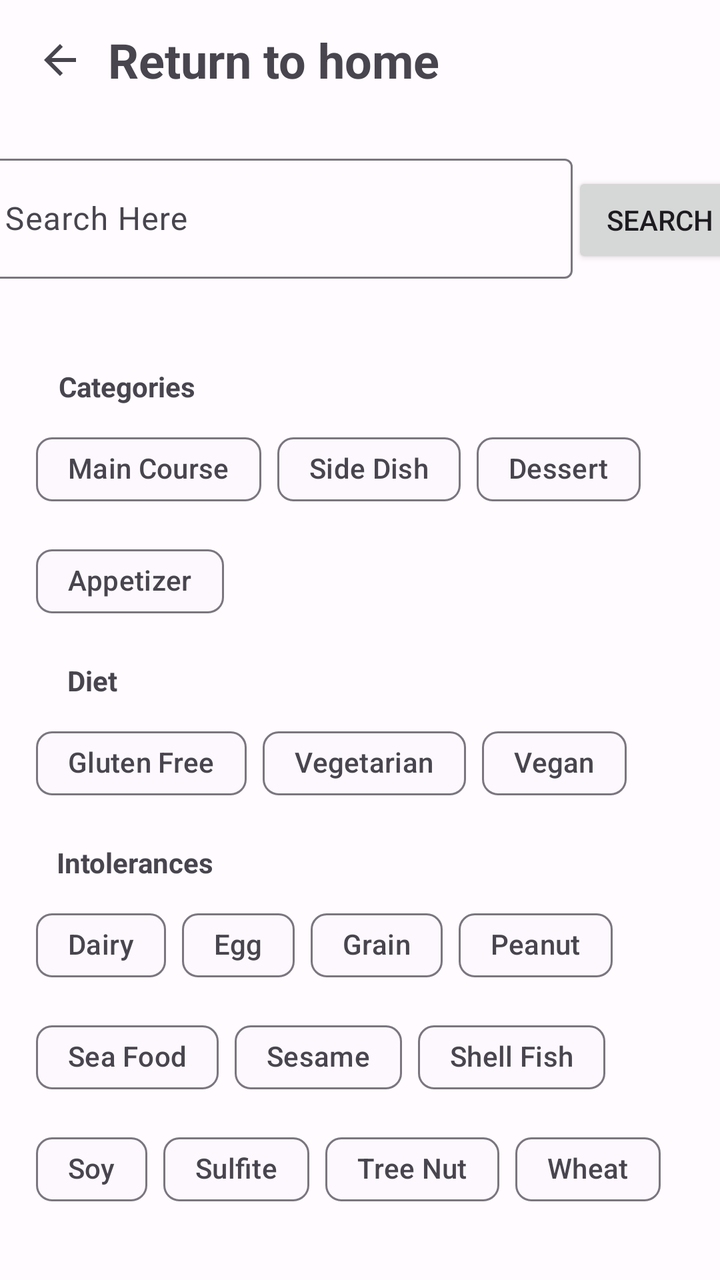
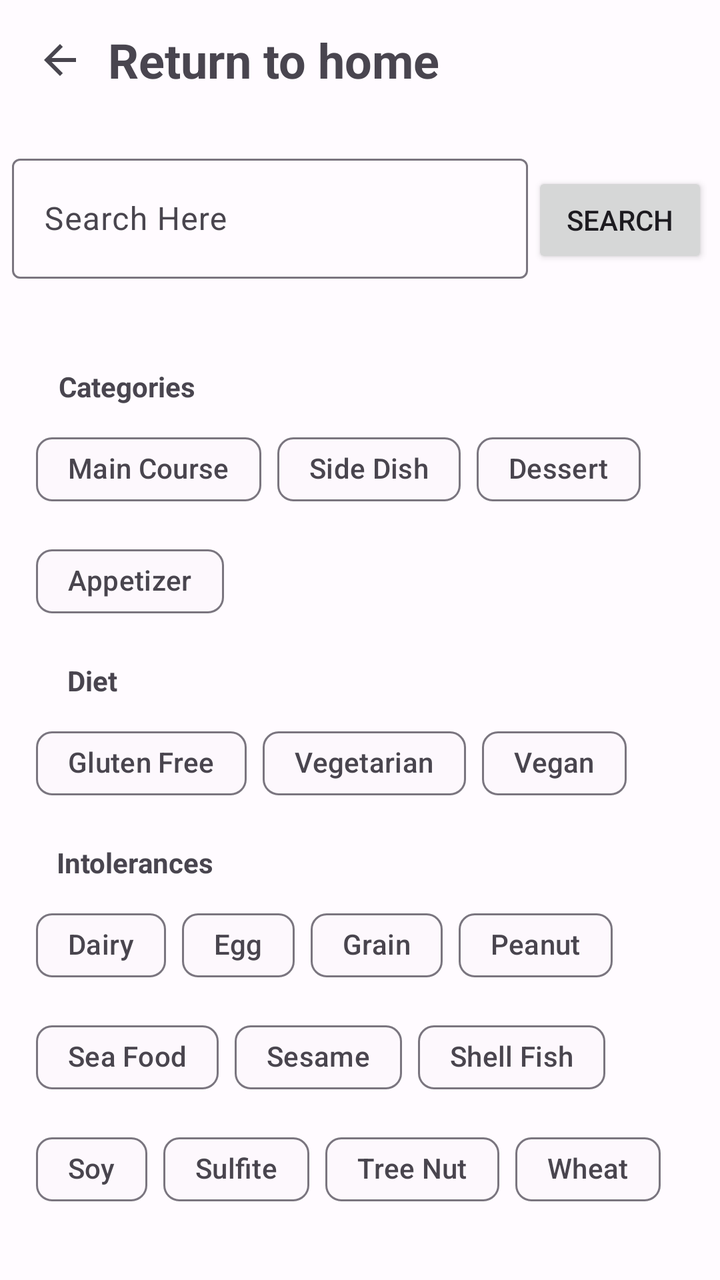

Before-and-after screenshots of an Android layout around one commit, followed by the original layout XML and the change that was made.
<!-- AndroidManifest.xml: application theme Theme.Food_alchemy -->
<!-- res/layout/fragment_search.xml -->
<?xml version="1.0" encoding="utf-8"?>
<androidx.constraintlayout.widget.ConstraintLayout xmlns:android="http://schemas.android.com/apk/res/android"
    xmlns:app="http://schemas.android.com/apk/res-auto"
    xmlns:tools="http://schemas.android.com/tools"
    android:layout_width="match_parent"
    android:layout_height="match_parent"
    tools:context=".ui.search.SearchActivity">

    <LinearLayout
        android:id="@+id/linear_layout"
        android:layout_width="match_parent"
        android:layout_height="wrap_content"
        android:gravity="center_vertical"
        android:padding="6dp"
        app:layout_constraintEnd_toEndOf="parent"
        app:layout_constraintHorizontal_bias="1.0"
        app:layout_constraintStart_toStartOf="parent"
        app:layout_constraintTop_toTopOf="parent">

        <ImageButton
            android:id="@+id/return_button"
            android:layout_width="48dp"
            android:layout_height="48dp"
            android:background="@android:color/transparent"
            android:padding="8dp"
            android:src="@drawable/baseline_arrow_back_24"
            app:tint="?attr/colorControlNormal"
            tools:ignore="ContentDescription" />

        <TextView
            android:id="@+id/title_textview"
            android:layout_width="wrap_content"
            android:layout_height="wrap_content"
            android:text="@string/return_to_home"
            android:textSize="24sp"
            android:textStyle="bold" />

    </LinearLayout>

    <androidx.constraintlayout.widget.ConstraintLayout
        android:layout_width="match_parent"
        android:layout_height="wrap_content"
        app:layout_constraintStart_toStartOf="parent"
        app:layout_constraintEnd_toEndOf="parent"
        android:id="@+id/search_layout"
        app:layout_constraintTop_toBottomOf="@+id/linear_layout">

        <com.google.android.material.textfield.TextInputLayout
            android:id="@+id/searchView"
            android:layout_width="300dp"
            android:layout_height="wrap_content"
            app:endIconMode="clear_text"
            android:paddingTop="14dp"
            android:layout_marginStart="6dp"
            app:errorEnabled="true"
            app:layout_constraintTop_toTopOf="parent"
            app:layout_constraintBottom_toTopOf="@id/recyclerview_ingredients_search"
            app:layout_constraintStart_toStartOf="parent"
            app:layout_constraintEnd_toStartOf="@id/search_btn">

            <com.google.android.material.textfield.TextInputEditText
                android:id="@+id/search_input_edit_text_ingredient"
                android:layout_width="match_parent"
                android:layout_height="60dp"
                android:layout_weight="1"
                android:inputType="text"
                android:hint="@string/search_here" />
        </com.google.android.material.textfield.TextInputLayout>

        <Button
            android:id="@+id/search_btn"
            app:layout_constraintBottom_toTopOf="@id/recyclerview_ingredients_search"
            app:layout_constraintTop_toTopOf="parent"
            app:layout_constraintEnd_toEndOf="parent"
            app:layout_constraintStart_toEndOf="@id/searchView"
            android:layout_marginEnd="6dp"
            android:layout_weight="1"
            android:layout_width="wrap_content"
            android:layout_height="wrap_content"
            android:text="@string/search" />

        <androidx.recyclerview.widget.RecyclerView
            android:id="@+id/recyclerview_ingredients_search"
            android:layout_width="match_parent"
            android:layout_height="wrap_content"
            app:layout_constraintTop_toBottomOf="@id/searchView"
            app:layout_constraintBottom_toBottomOf="parent"
            app:layout_constraintStart_toStartOf="parent"
            app:layout_constraintEnd_toEndOf="parent" />

    </androidx.constraintlayout.widget.ConstraintLayout>


    <ScrollView
        android:id="@+id/scrollChip"
        android:layout_width="match_parent"
        android:layout_height="0dp"
        app:layout_constraintTop_toBottomOf="@id/search_layout"
        app:layout_constraintBottom_toBottomOf="parent">

        <androidx.constraintlayout.widget.ConstraintLayout
            android:layout_width="match_parent"
            android:layout_height="match_parent">

            <com.google.android.material.chip.ChipGroup
                android:id="@+id/chip_ingredients"
                android:layout_width="match_parent"
                android:layout_height="wrap_content"
                android:layout_marginTop="8dp"
                android:layout_marginStart="18dp"
                android:layout_marginEnd="18dp"
                app:layout_constraintStart_toStartOf="parent"
                app:layout_constraintEnd_toEndOf="parent"
                app:layout_constraintTop_toTopOf="parent"
                app:layout_constraintBottom_toTopOf="@id/text_categories">

            </com.google.android.material.chip.ChipGroup>

            
            <TextView
                android:id="@+id/text_categories"
                android:layout_width="wrap_content"
                android:layout_height="wrap_content"
                android:text="@string/categories"
                android:layout_marginTop="16dp"
                android:textStyle="bold"
                app:layout_constraintStart_toStartOf="parent"
                app:layout_constraintEnd_toEndOf="parent"
                app:layout_constraintTop_toBottomOf="@id/chip_ingredients"
                app:layout_constraintBottom_toTopOf="@id/chip_group_categories"
                app:layout_constraintHorizontal_bias="0.1" />


            <com.google.android.material.chip.ChipGroup
                android:id="@+id/chip_group_categories"
                android:layout_width="match_parent"
                android:layout_height="wrap_content"
                android:layout_below="@id/text_categories"
                android:layout_marginTop="8dp"
                app:singleSelection="true"
                android:layout_marginStart="18dp"
                android:layout_marginEnd="18dp"
                app:layout_constraintStart_toStartOf="parent"
                app:layout_constraintEnd_toEndOf="parent"
                app:layout_constraintTop_toBottomOf="@id/text_categories"
                app:layout_constraintBottom_toTopOf="@id/text_diet">


                <com.google.android.material.chip.Chip
                    android:id="@+id/chip_main_course"
                    style="@style/Widget.Material3.Chip.Filter"
                    android:layout_width="wrap_content"
                    android:layout_height="wrap_content"
                    android:checked="false"
                    android:text="@string/main_course" />

                <com.google.android.material.chip.Chip
                    android:id="@+id/chip_side_dish"
                    style="@style/Widget.Material3.Chip.Filter"
                    android:layout_width="wrap_content"
                    android:layout_height="wrap_content"
                    android:checked="false"
                    android:text="@string/side_dish" />

                <com.google.android.material.chip.Chip
                    android:id="@+id/chip_dessert"
                    style="@style/Widget.Material3.Chip.Filter"
                    android:layout_width="wrap_content"
                    android:layout_height="wrap_content"
                    android:checked="false"
                    android:text="@string/dessert" />

                <com.google.android.material.chip.Chip
                    android:id="@+id/chip_appetizer"
                    style="@style/Widget.Material3.Chip.Filter"
                    android:layout_width="wrap_content"
                    android:layout_height="wrap_content"
                    android:checked="false"
                    android:text="@string/appetizer" />

                
                

            </com.google.android.material.chip.ChipGroup>

            
            <TextView
                android:id="@+id/text_diet"
                android:layout_width="wrap_content"
                android:layout_height="wrap_content"
                android:text="@string/diet"
                android:layout_marginTop="16dp"
                android:textStyle="bold"
                app:layout_constraintStart_toStartOf="parent"
                app:layout_constraintEnd_toEndOf="parent"
                app:layout_constraintTop_toBottomOf="@id/chip_group_categories"
                app:layout_constraintBottom_toTopOf="@id/chip_group_diet"
                app:layout_constraintHorizontal_bias="0.1"/>

            <com.google.android.material.chip.ChipGroup
                android:id="@+id/chip_group_diet"
                android:layout_width="match_parent"
                android:layout_height="wrap_content"
                android:layout_below="@id/text_diet"
                android:layout_marginTop="8dp"
                android:layout_marginStart="18dp"
                android:layout_marginEnd="18dp"
                app:singleSelection="true"
                app:layout_constraintStart_toStartOf="parent"
                app:layout_constraintEnd_toEndOf="parent"
                app:layout_constraintTop_toBottomOf="@id/text_diet"
                app:layout_constraintBottom_toTopOf="@id/text_intolerances">

                <com.google.android.material.chip.Chip
                    android:id="@+id/gluten_free"
                    style="@style/Widget.Material3.Chip.Filter"
                    android:layout_width="wrap_content"
                    android:layout_height="wrap_content"
                    android:checked="false"
                    android:text="@string/gluten_free" />

                <com.google.android.material.chip.Chip
                    android:id="@+id/vegetarian"
                    style="@style/Widget.Material3.Chip.Filter"
                    android:layout_width="wrap_content"
                    android:layout_height="wrap_content"
                    android:checked="false"
                    android:text="@string/vegetarian" />

                <com.google.android.material.chip.Chip
                    android:id="@+id/vegan"
                    style="@style/Widget.Material3.Chip.Filter"
                    android:layout_width="wrap_content"
                    android:layout_height="wrap_content"
                    android:checked="false"
                    android:text="@string/vegan" />
                
                

            </com.google.android.material.chip.ChipGroup>

            
            <TextView
                android:id="@+id/text_intolerances"
                android:layout_width="wrap_content"
                android:layout_height="wrap_content"
                android:text="@string/intolerances"
                android:layout_below="@id/chip_group_diet"
                android:layout_marginTop="16dp"
                android:textStyle="bold"
                app:layout_constraintStart_toStartOf="parent"
                app:layout_constraintEnd_toEndOf="parent"
                app:layout_constraintTop_toBottomOf="@id/chip_group_diet"
                app:layout_constraintBottom_toTopOf="@id/chip_group_intolerances"
                app:layout_constraintHorizontal_bias="0.1"/>

            <com.google.android.material.chip.ChipGroup
                android:id="@+id/chip_group_intolerances"
                android:layout_width="match_parent"
                android:layout_height="wrap_content"
                android:layout_below="@id/text_intolerances"
                android:layout_marginTop="8dp"
                android:layout_marginStart="18dp"
                android:layout_marginEnd="18dp"
                app:singleSelection="false"
                app:layout_constraintStart_toStartOf="parent"
                app:layout_constraintEnd_toEndOf="parent"
                app:layout_constraintTop_toBottomOf="@id/text_intolerances">

                <com.google.android.material.chip.Chip
                    android:id="@+id/dairy"
                    style="@style/Widget.Material3.Chip.Filter"
                    android:layout_width="wrap_content"
                    android:layout_height="wrap_content"
                    android:checked="false"
                    android:text="@string/dairy" />

                <com.google.android.material.chip.Chip
                    android:id="@+id/egg"
                    style="@style/Widget.Material3.Chip.Filter"
                    android:layout_width="wrap_content"
                    android:layout_height="wrap_content"
                    android:checked="false"
                    android:text="@string/egg" />

                <com.google.android.material.chip.Chip
                    android:id="@+id/grain"
                    style="@style/Widget.Material3.Chip.Filter"
                    android:layout_width="wrap_content"
                    android:layout_height="wrap_content"
                    android:checked="false"
                    android:text="@string/grain" />

                <com.google.android.material.chip.Chip
                    android:id="@+id/peanut"
                    style="@style/Widget.Material3.Chip.Filter"
                    android:layout_width="wrap_content"
                    android:layout_height="wrap_content"
                    android:checked="false"
                    android:text="@string/peanut" />

                <com.google.android.material.chip.Chip
                    android:id="@+id/sea_food"
                    style="@style/Widget.Material3.Chip.Filter"
                    android:layout_width="wrap_content"
                    android:layout_height="wrap_content"
                    android:checked="false"
                    android:text="@string/sea_food" />

                <com.google.android.material.chip.Chip
                    android:id="@+id/sesame"
                    style="@style/Widget.Material3.Chip.Filter"
                    android:layout_width="wrap_content"
                    android:layout_height="wrap_content"
                    android:checked="false"
                    android:text="@string/sesame" />

                <com.google.android.material.chip.Chip
                    android:id="@+id/shell_fish"
                    style="@style/Widget.Material3.Chip.Filter"
                    android:layout_width="wrap_content"
                    android:layout_height="wrap_content"
                    android:checked="false"
                    android:text="@string/shell_fish" />

                <com.google.android.material.chip.Chip
                    android:id="@+id/soy"
                    style="@style/Widget.Material3.Chip.Filter"
                    android:layout_width="wrap_content"
                    android:layout_height="wrap_content"
                    android:checked="false"
                    android:text="@string/soy" />

                <com.google.android.material.chip.Chip
                    android:id="@+id/sulfite"
                    style="@style/Widget.Material3.Chip.Filter"
                    android:layout_width="wrap_content"
                    android:layout_height="wrap_content"
                    android:checked="false"
                    android:text="@string/sulfite" />

                <com.google.android.material.chip.Chip
                    android:id="@+id/tree_nut"
                    style="@style/Widget.Material3.Chip.Filter"
                    android:layout_width="wrap_content"
                    android:layout_height="wrap_content"
                    android:checked="false"
                    android:text="@string/tree_nut" />

                <com.google.android.material.chip.Chip
                    android:id="@+id/wheat"
                    style="@style/Widget.Material3.Chip.Filter"
                    android:layout_width="wrap_content"
                    android:layout_height="wrap_content"
                    android:checked="false"
                    android:text="@string/wheat" />

                
                

            </com.google.android.material.chip.ChipGroup>
        </androidx.constraintlayout.widget.ConstraintLayout>
    </ScrollView>




</androidx.constraintlayout.widget.ConstraintLayout>
<!-- resources referenced by this layout -->
<resources>
  <!-- drawable baseline_arrow_back_24 (drawable) -->
  <vector android:autoMirrored="true" android:height="24dp"
      android:tint="#000000" android:viewportHeight="24"
      android:viewportWidth="24" android:width="24dp" xmlns:android="http://schemas.android.com/apk/res/android">
      <path android:fillColor="@android:color/black" android:pathData="M20,11H7.83l5.59,-5.59L12,4l-8,8 8,8 1.41,-1.41L7.83,13H20v-2z"/>
  </vector>
  <string name="appetizer">Appetizer</string>
  <string name="categories">Categories</string>
  <string name="dairy">Dairy</string>
  <string name="dessert">Dessert</string>
  <string name="diet">Diet</string>
  <string name="egg">Egg</string>
  <string name="gluten_free">Gluten Free</string>
  <string name="grain">Grain</string>
  <string name="intolerances">Intolerances</string>
  <string name="main_course">Main Course</string>
  <string name="peanut">Peanut</string>
  <string name="return_to_home">Return to home</string>
  <string name="sea_food">Sea Food</string>
  <string name="search">Search</string>
  <string name="search_here">Search Here</string>
  <string name="sesame">Sesame</string>
  <string name="shell_fish">Shell Fish</string>
  <string name="side_dish">Side Dish</string>
  <string name="soy">Soy</string>
  <string name="sulfite">Sulfite</string>
  <string name="tree_nut">Tree Nut</string>
  <string name="vegan">Vegan</string>
  <string name="vegetarian">Vegetarian</string>
  <string name="wheat">Wheat</string>
  <style name="Theme.Food_alchemy" parent="Base.Theme.Food_alchemy" />
  <color name="md_theme_light_primary">#7214FF</color>
  <color name="md_theme_light_onPrimary">#FFFFFF</color>
  <color name="md_theme_light_primaryContainer">#E9DDFF</color>
  <color name="md_theme_light_onPrimaryContainer">#23005C</color>
  <color name="md_theme_light_secondary">#625B70</color>
  <color name="md_theme_light_onSecondary">#FFFFFF</color>
  <color name="md_theme_light_secondaryContainer">#E8DEF8</color>
  <color name="md_theme_light_onSecondaryContainer">#1E192B</color>
  <color name="md_theme_light_tertiary">#7E525F</color>
  <color name="md_theme_light_onTertiary">#FFFFFF</color>
  <color name="md_theme_light_tertiaryContainer">#FFD9E2</color>
  <color name="md_theme_light_onTertiaryContainer">#31101C</color>
  <color name="md_theme_light_error">#BA1A1A</color>
  <color name="md_theme_light_onError">#FFFFFF</color>
  <color name="md_theme_light_errorContainer">#FFDAD6</color>
  <color name="md_theme_light_onErrorContainer">#410002</color>
  <color name="md_theme_light_outline">#7A757F</color>
  <color name="md_theme_light_background">#FFFBFF</color>
  <color name="md_theme_light_onBackground">#1C1B1E</color>
  <color name="md_theme_light_surface">#FDF8FD</color>
  <color name="md_theme_light_onSurface">#1C1B1E</color>
  <color name="md_theme_light_surfaceVariant">#E7E0EB</color>
  <color name="md_theme_light_onSurfaceVariant">#49454E</color>
  <color name="md_theme_light_inverseSurface">#323033</color>
  <color name="md_theme_light_inverseOnSurface">#F5EFF4</color>
  <color name="md_theme_light_inversePrimary">#D0BCFF</color>
  <!-- unchanged entries left out for length: 1 -->
</resources>

<!-- the commit's change to res/layout/fragment_search.xml (unified diff, before → after) -->
@@ -47,11 +47,12 @@
 
         <com.google.android.material.textfield.TextInputLayout
             android:id="@+id/searchView"
-            android:layout_width="300dp"
+            android:layout_width="0dp"
             android:layout_height="wrap_content"
             app:endIconMode="clear_text"
             android:paddingTop="14dp"
             android:layout_marginStart="6dp"
+            android:layout_marginEnd="2dp"
             app:errorEnabled="true"
             app:layout_constraintTop_toTopOf="parent"
             app:layout_constraintBottom_toTopOf="@id/recyclerview_ingredients_search"
